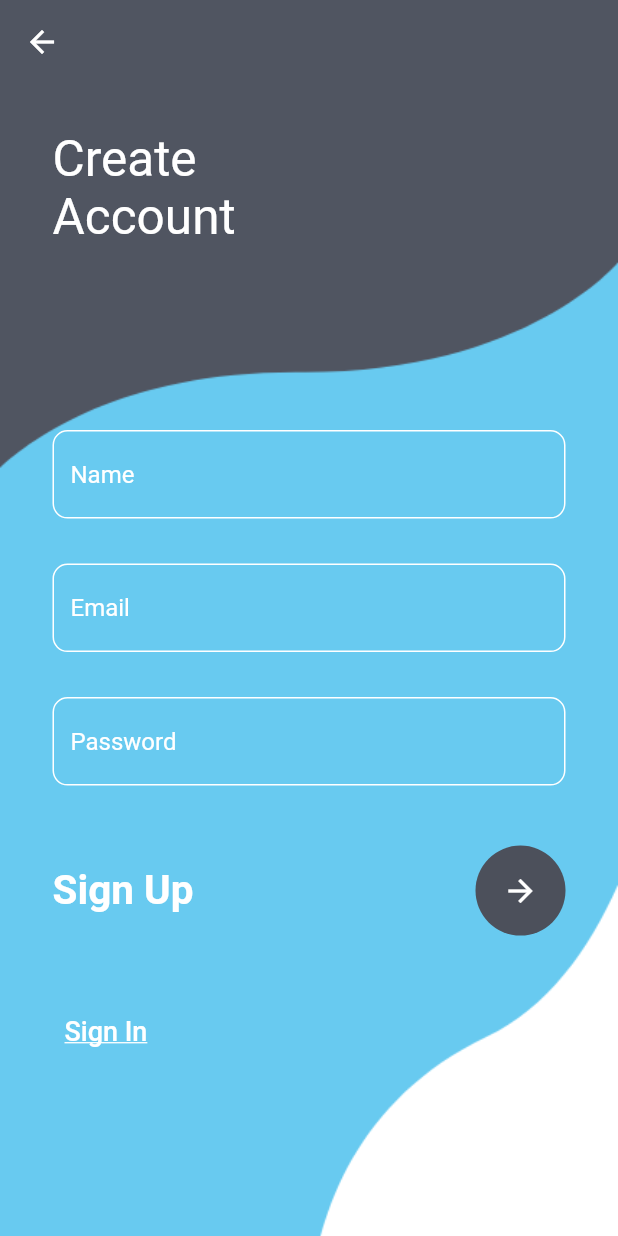
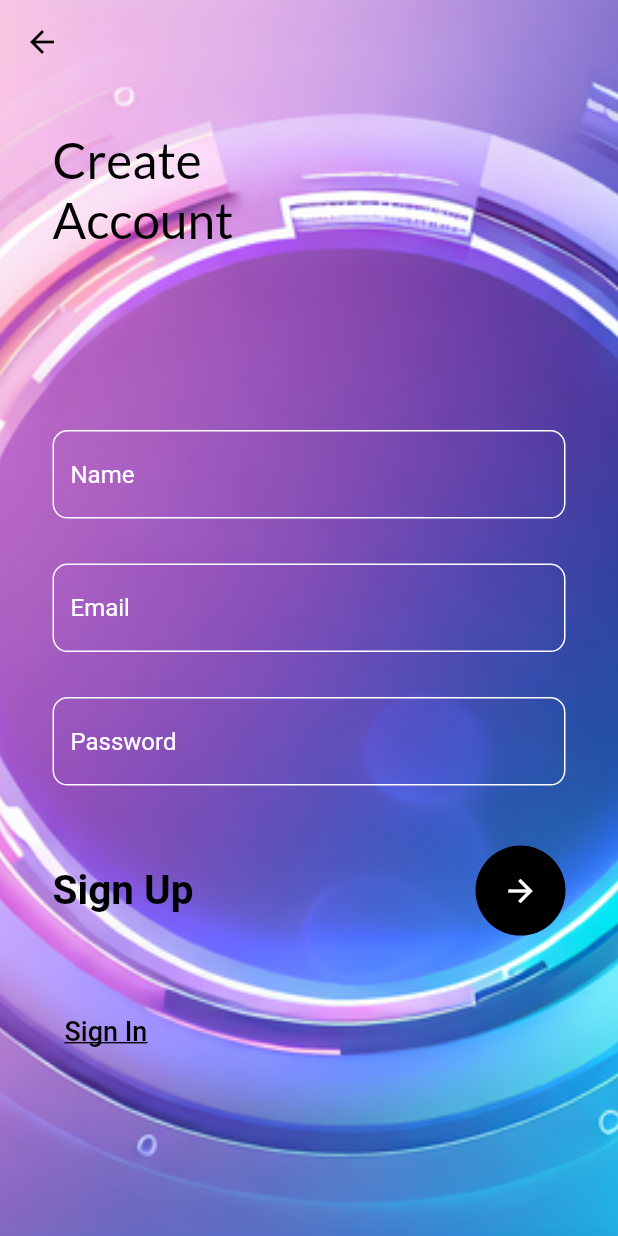
Before and after one commit to manojRajure/Login_Page, a Flutter app: the screen it shows after launch, after a tap on "Sign Up", on a phone screen of 412 x 824 dp. Run offline on Flutter 3.47's test engine with Material 2 defaults, Android fonts, the phone set to English and light mode, and no system bars; our stand-ins replace google_fonts.

Commit message:
final commit

```diff
--- a/lib/login_page.dart
+++ b/lib/login_page.dart
@@ -1,4 +1,6 @@
 import 'package:flutter/material.dart';
+import 'package:google_fonts/google_fonts.dart';
+import 'package:login_page/register_page.dart';
 
 class LoginScreen extends StatefulWidget {
   const LoginScreen({super.key});
@@ -13,7 +15,7 @@ class _LoginScreenState extends State<LoginScreen> {
     return Container(
       decoration: const BoxDecoration(
         image: DecorationImage(
-          image: AssetImage('assets/login.png'),
+          image: AssetImage('assets/login1.png'),
           fit: BoxFit.cover,
         ),
       ),
@@ -22,9 +24,9 @@ class _LoginScreenState extends State<LoginScreen> {
         body: Stack(children: [
           Container(
             padding: const EdgeInsets.only(left: 35, top: 135),
-            child: const Text(
+            child: Text(
               'Welcome\nBack',
-              style: TextStyle(color: Colors.white, fontSize: 33),
+              style: GoogleFonts.lato(color: Colors.black, fontSize: 33),
             ),
           ),
           SingleChildScrollView(
@@ -39,7 +41,7 @@ class _LoginScreenState extends State<LoginScreen> {
                   TextField(
                     decoration: InputDecoration(
                       hintText: 'Email',
-                      fillColor: Colors.grey.shade100,
+                      fillColor: Colors.black12,
                       filled: true,
                       border: OutlineInputBorder(
                           borderRadius: BorderRadius.circular(10)),
@@ -52,7 +54,7 @@ class _LoginScreenState extends State<LoginScreen> {
                     obscureText: true,
                     decoration: InputDecoration(
                       hintText: 'Password',
-                      fillColor: Colors.grey.shade100,
+                      fillColor: Colors.black12,
                       filled: true,
                       border: OutlineInputBorder(
                           borderRadius: BorderRadius.circular(10)),
@@ -67,14 +69,14 @@ class _LoginScreenState extends State<LoginScreen> {
                       const Text(
                         'Sign In',
                         style: TextStyle(
-                          color: Color(0xff4c505b),
+                          color: Colors.black,
                           fontSize: 27,
                           fontWeight: FontWeight.w700,
                         ),
                       ),
                       CircleAvatar(
                         radius: 30,
-                        backgroundColor: const Color(0xff4c505b),
+                        backgroundColor: Colors.black,
                         child: IconButton(
                           onPressed: () {},
                           icon: const Icon(
@@ -93,12 +95,16 @@ class _LoginScreenState extends State<LoginScreen> {
                     children: [
                       TextButton(
                         onPressed: () {
-                          Navigator.pushNamed(context, 'registor');
+                          Navigator.of(context).push(
+                            MaterialPageRoute(
+                              builder: (ctx) => const RegistorScreen(),
+                            ),
+                          );
                         },
                         child: const Text(
                           'Sign Up',
                           style: TextStyle(
-                            color: Color(0xff4c505b),
+                            color: Colors.black,
                             decoration: TextDecoration.underline,
                             fontSize: 18,
                           ),
@@ -109,7 +115,7 @@ class _LoginScreenState extends State<LoginScreen> {
                         child: const Text(
                           'Forgot Password',
                           style: TextStyle(
-                            color: Color(0xff4c505b),
+                            color: Colors.black,
                             decoration: TextDecoration.underline,
                             fontSize: 18,
                           ),
--- a/lib/main.dart
+++ b/lib/main.dart
@@ -1,14 +1,11 @@
 import 'package:flutter/material.dart';
 import 'package:login_page/login_page.dart';
-import 'package:login_page/register_page.dart';
 
 void main() {
-  runApp(MaterialApp(
-    debugShowCheckedModeBanner: false,
-    initialRoute: 'login',
-    routes: {
-      'login': (context) => const LoginScreen(),
-      'registor': (context) => const RegistorScreen(),
-    },
-  ));
+  runApp(
+    const MaterialApp(
+      debugShowCheckedModeBanner: false,
+      home: LoginScreen(),
+    ),
+  );
 }
--- a/lib/register_page.dart
+++ b/lib/register_page.dart
@@ -1,4 +1,6 @@
 import 'package:flutter/material.dart';
+import 'package:google_fonts/google_fonts.dart';
+import 'package:login_page/login_page.dart';
 
 class RegistorScreen extends StatefulWidget {
   const RegistorScreen({super.key});
@@ -13,21 +15,28 @@ class _RegistorScreenState extends State<RegistorScreen> {
     return Container(
       decoration: const BoxDecoration(
         image: DecorationImage(
-            image: AssetImage('assets/register.png'), fit: BoxFit.cover),
+            image: AssetImage('assets/register1.png'), fit: BoxFit.cover),
       ),
       child: Scaffold(
         backgroundColor: Colors.transparent,
         appBar: AppBar(
           backgroundColor: Colors.transparent,
           elevation: 0,
+          leading: IconButton(
+            onPressed: () {
+              Navigator.of(context).pop();
+            },
+            icon: const Icon(Icons.arrow_back),
+            color: Colors.black,
+          ),
         ),
         body: Stack(
           children: [
             Container(
               padding: const EdgeInsets.only(left: 35, top: 30),
-              child: const Text(
+              child: Text(
                 'Create\nAccount',
-                style: TextStyle(color: Colors.white, fontSize: 33),
+                style: GoogleFonts.lato(color: Colors.black, fontSize: 33),
               ),
             ),
             SingleChildScrollView(
@@ -120,13 +129,13 @@ class _RegistorScreenState extends State<RegistorScreen> {
                               const Text(
                                 'Sign Up',
                                 style: TextStyle(
-                                    color: Colors.white,
+                                    color: Colors.black,
                                     fontSize: 27,
                                     fontWeight: FontWeight.w700),
                               ),
                               CircleAvatar(
                                 radius: 30,
-                                backgroundColor: const Color(0xff4c505b),
+                                backgroundColor: Colors.black,
                                 child: IconButton(
                                     color: Colors.white,
                                     onPressed: () {},
@@ -144,7 +153,8 @@ class _RegistorScreenState extends State<RegistorScreen> {
                             children: [
                               TextButton(
                                 onPressed: () {
-                                  Navigator.pushNamed(context, 'login');
+                                  Navigator.of(context).push(MaterialPageRoute(
+                                      builder: (ctx) => const LoginScreen()));
                                 },
                                 style: const ButtonStyle(),
                                 child: const Text(
@@ -152,7 +162,7 @@ class _RegistorScreenState extends State<RegistorScreen> {
                                   textAlign: TextAlign.left,
                                   style: TextStyle(
                                       decoration: TextDecoration.underline,
-                                      color: Colors.white,
+                                      color: Colors.black,
                                       fontSize: 18),
                                 ),
                               ),
```
Also changed, not shown: assets/login1.png (added), assets/register1.png (added).
